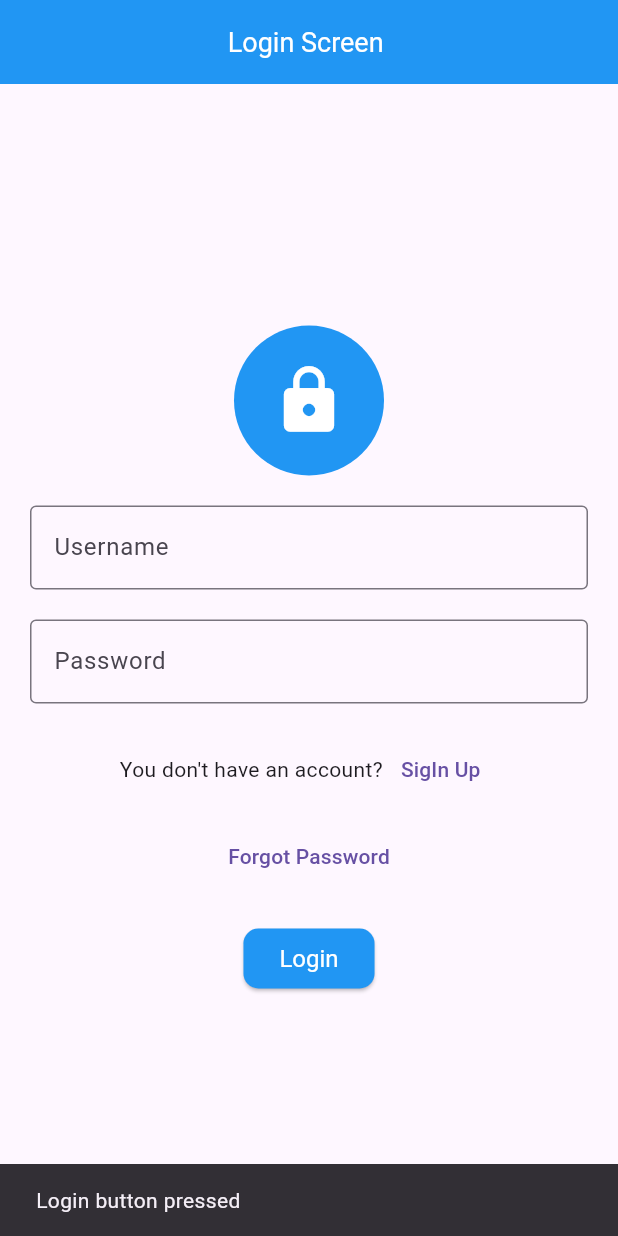
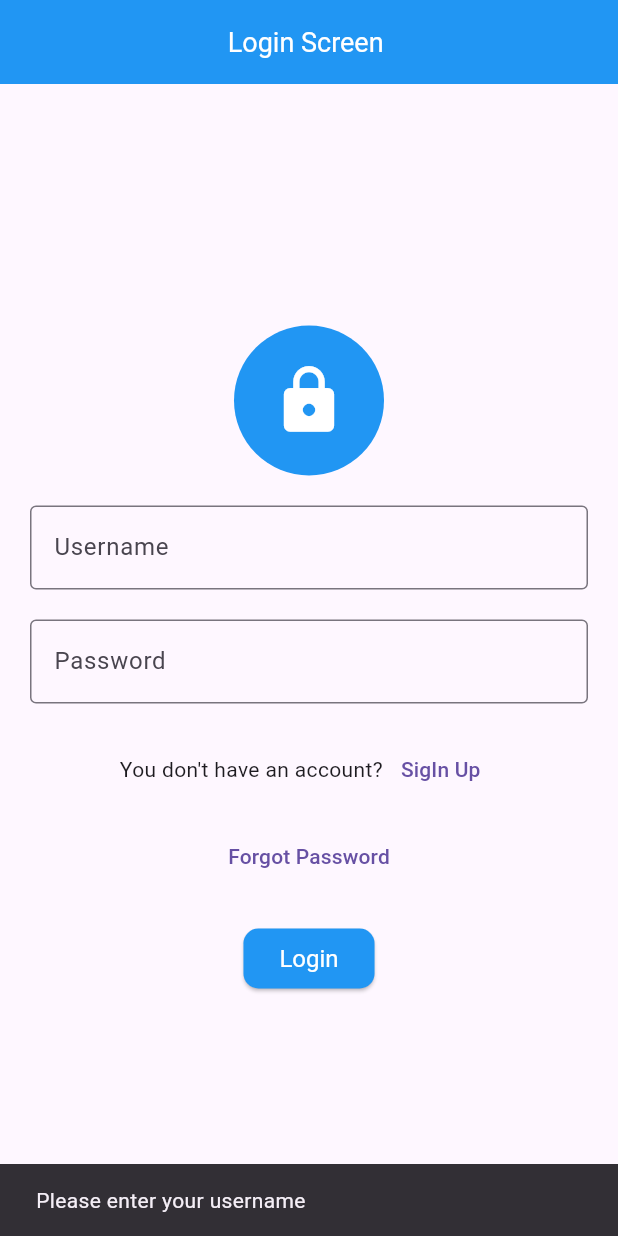
Before and after one commit to Umarsadiq112233/login_app, a Flutter app: the screen it shows after launch, after a tap on "Login", on a phone screen of 412 x 824 dp. Run offline on Flutter 3.47's test engine with Material 3 defaults, Android fonts, the phone set to English and light mode, and no system bars.

Commit message:
Add login function and clean up UI

```diff
--- a/lib/main.dart
+++ b/lib/main.dart
@@ -1,9 +1,8 @@
-
 import 'package:flutter/material.dart';
 import 'package:simple_login_app/screens/login_screen.dart';
 
-void main ()
-{
+
+void main() {
   runApp(LoginApp());
 }
 
--- a/lib/screens/login_screen.dart
+++ b/lib/screens/login_screen.dart
@@ -1,9 +1,14 @@
 import 'package:flutter/material.dart';
 import 'package:simple_login_app/screens/forgot_screen.dart';
 import 'package:simple_login_app/screens/sigup_screen.dart';
+import 'package:simple_login_app/services/services.dart';
 
 class LoginScreen extends StatelessWidget {
-  const LoginScreen({super.key});
+  LoginScreen({super.key});
+
+  final GlobalKey<FormState> _formKey = GlobalKey<FormState>();
+  final TextEditingController _usernameController = TextEditingController();
+  final TextEditingController _passwordController = TextEditingController();
 
   @override
   Widget build(BuildContext context) {
@@ -18,6 +23,7 @@ class LoginScreen extends StatelessWidget {
       ),
       body: Center(
         child: Form(
+          key: _formKey,
           child: Padding(
             padding: const EdgeInsets.symmetric(horizontal: 20.0),
             child: SingleChildScrollView(
@@ -34,6 +40,7 @@ class LoginScreen extends StatelessWidget {
                   ),
                   SizedBox(height: 20),
                   TextFormField(
+                    controller: _usernameController,
                     decoration: InputDecoration(
                       labelText: "Username",
                       border: OutlineInputBorder(),
@@ -41,6 +48,7 @@ class LoginScreen extends StatelessWidget {
                   ),
                   SizedBox(height: 20),
                   TextFormField(
+                    controller: _passwordController,
                     decoration: InputDecoration(
                       labelText: "Password",
                       border: OutlineInputBorder(),
@@ -77,8 +85,10 @@ class LoginScreen extends StatelessWidget {
                   SizedBox(height: 20),
                   ElevatedButton(
                     onPressed: () {
-                      ScaffoldMessenger.of(context).showSnackBar(
-                        SnackBar(content: Text("Login button pressed")),
+                      LoginScreenValidators.handleLogin(
+                        context,
+                        _usernameController.text,
+                        _passwordController.text,
                       );
                     },
                     style: ElevatedButton.styleFrom(
--- /dev/null
+++ b/lib/services/services.dart
@@ -0,0 +1,89 @@
+import 'package:flutter/material.dart';
+
+class SignUpFormValidators {
+  static String? validateUsername(String? value) {
+    if (value == null || value.isEmpty) {
+      return 'Please enter your username';
+    }
+    return null;
+  }
+
+  static String? validatePassword(String? value) {
+    if (value == null || value.isEmpty) {
+      return 'Please enter your password';
+    }
+    if (value.length < 6) {
+      return 'Password must be at least 6 characters long';
+    }
+    return null;
+  }
+
+  static String? validateConfirmPassword(String? value, String password) {
+    if (value == null || value.isEmpty) {
+      return 'Please confirm your password';
+    }
+    if (value != password) {
+      return 'Passwords do not match';
+    }
+    return null;
+  }
+
+  static void handleSignUp(
+    BuildContext context,
+    String username,
+    String password,
+    String confirmPassword,
+  ) {
+    final usernameError = validateUsername(username);
+    final passwordError = validatePassword(password);
+    final confirmPasswordError = validateConfirmPassword(confirmPassword, password);
+
+    if (usernameError == null && passwordError == null && confirmPasswordError == null) {
+      // ✅ Sign up success
+      ScaffoldMessenger.of(context).showSnackBar(
+        const SnackBar(content: Text("Sign Up Successful")),
+      );
+    } else {
+      // ❌ Show first error
+      final error = usernameError ?? passwordError ?? confirmPasswordError!;
+      ScaffoldMessenger.of(context).showSnackBar(
+        SnackBar(content: Text(error)),
+      );
+    }
+  }
+}
+
+class LoginScreenValidators {
+  static String? validateUsername(String? value) {
+    if (value == null || value.isEmpty) {
+      return 'Please enter your username';
+    }
+    return null;
+  }
+
+  static String? validatePassword(String? value) {
+    if (value == null || value.isEmpty) {
+      return 'Please enter your password';
+    }
+    if (value.length < 6) {
+      return 'Password must be at least 6 characters long';
+    }
+    return null;
+  }
+
+  static void handleLogin(BuildContext context, String username, String password) {
+    final usernameError = validateUsername(username);
+    final passwordError = validatePassword(password);
+
+    if (usernameError == null && passwordError == null) {
+      ScaffoldMessenger.of(context).showSnackBar(
+        SnackBar(content: Text("Login Successful")),
+      );
+    } else {
+      final error = usernameError ?? passwordError!;
+      ScaffoldMessenger.of(context).showSnackBar(
+        SnackBar(content: Text(error)),
+      );
+    }
+  }
+}
--- a/pubspec.yaml
+++ b/pubspec.yaml
@@ -58,9 +58,9 @@ flutter:
   uses-material-design: true
 
   # To add assets to your application, add an assets section, like this:
-  # assets:
-  #   - images/a_dot_burr.jpeg
-  #   - images/a_dot_ham.jpeg
+  assets:
+    - images/
+
 
   # An image asset can refer to one or more resolution-specific "variants", see
   # https://flutter.dev/to/resolution-aware-images
```
Also changed, not shown: lib/screens/sigup_screen.dart (+18 -26 lines), lib/testing.dart (added, +145 -0 lines), assets/images/1.png (added).
